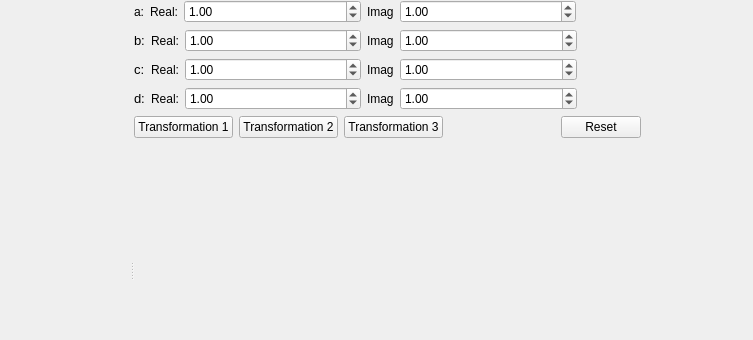
Old version of the form KochCurveAnimation/mainwindow.ui in the repository dauzva/chaos-theory; both pictures show x 0 to 753 and y 0 to 340 of the 753 by 562 pixel window.
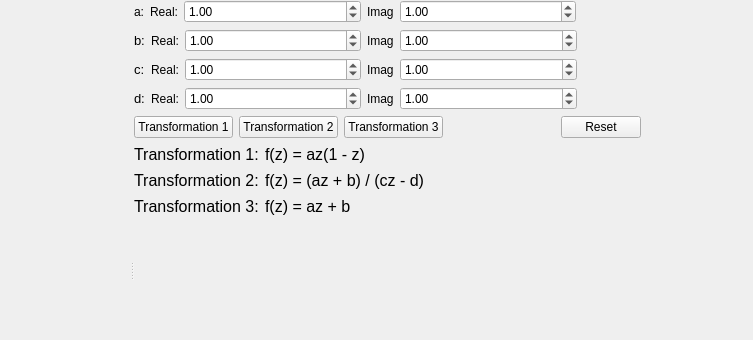
New version of the form.

Commit message: pre release

Diff of the .ui file:
```diff
--- a/KochCurveAnimation/mainwindow.ui
+++ b/KochCurveAnimation/mainwindow.ui
@@ -419,6 +419,132 @@
           </item>
          </layout>
         </item>
+        <item>
+         <layout class="QHBoxLayout" name="horizontalLayout_6">
+          <item>
+           <widget class="QLabel" name="label_13">
+            <property name="font">
+             <font>
+              <pointsize>12</pointsize>
+             </font>
+            </property>
+            <property name="text">
+             <string>Transformation 1:</string>
+            </property>
+           </widget>
+          </item>
+          <item>
+           <widget class="QLabel" name="label_14">
+            <property name="font">
+             <font>
+              <pointsize>12</pointsize>
+             </font>
+            </property>
+            <property name="text">
+             <string>f(z) = az(1 - z)</string>
+            </property>
+            <property name="textFormat">
+             <enum>Qt::AutoText</enum>
+            </property>
+           </widget>
+          </item>
+          <item>
+           <spacer name="horizontalSpacer_7">
+            <property name="orientation">
+             <enum>Qt::Horizontal</enum>
+            </property>
+            <property name="sizeHint" stdset="0">
+             <size>
+              <width>40</width>
+              <height>20</height>
+             </size>
+            </property>
+           </spacer>
+          </item>
+         </layout>
+        </item>
+        <item>
+         <layout class="QHBoxLayout" name="horizontalLayout_7">
+          <item>
+           <widget class="QLabel" name="label_15">
+            <property name="font">
+             <font>
+              <pointsize>12</pointsize>
+             </font>
+            </property>
+            <property name="text">
+             <string>Transformation 2:</string>
+            </property>
+           </widget>
+          </item>
+          <item>
+           <widget class="QLabel" name="label_16">
+            <property name="font">
+             <font>
+              <pointsize>12</pointsize>
+             </font>
+            </property>
+            <property name="text">
+             <string>f(z) = (az + b) / (cz - d)</string>
+            </property>
+           </widget>
+          </item>
+          <item>
+           <spacer name="horizontalSpacer_8">
+            <property name="orientation">
+             <enum>Qt::Horizontal</enum>
+            </property>
+            <property name="sizeHint" stdset="0">
+             <size>
+              <width>40</width>
+              <height>20</height>
+             </size>
+            </property>
+           </spacer>
+          </item>
+         </layout>
+        </item>
+        <item>
+         <layout class="QHBoxLayout" name="horizontalLayout_8">
+          <item>
+           <widget class="QLabel" name="label_17">
+            <property name="font">
+             <font>
+              <pointsize>12</pointsize>
+             </font>
+            </property>
+            <property name="text">
+             <string>Transformation 3:</string>
+            </property>
+           </widget>
+          </item>
+          <item>
+           <widget class="QLabel" name="label_18">
+            <property name="font">
+             <font>
+              <pointsize>12</pointsize>
+             </font>
+            </property>
+            <property name="text">
+             <string>f(z) = az + b</string>
+            </property>
+           </widget>
+          </item>
+          <item>
+           <spacer name="horizontalSpacer_9">
+            <property name="orientation">
+             <enum>Qt::Horizontal</enum>
+            </property>
+            <property name="sizeHint" stdset="0">
+             <size>
+              <width>40</width>
+              <height>20</height>
+             </size>
+            </property>
+           </spacer>
+          </item>
+         </layout>
+        </item>
         <item>
          <spacer name="verticalSpacer">
           <property name="orientation">
```
Left out of the diff: 2 changed lines with no effect on the pictures. The commit also changes 1 other file.
